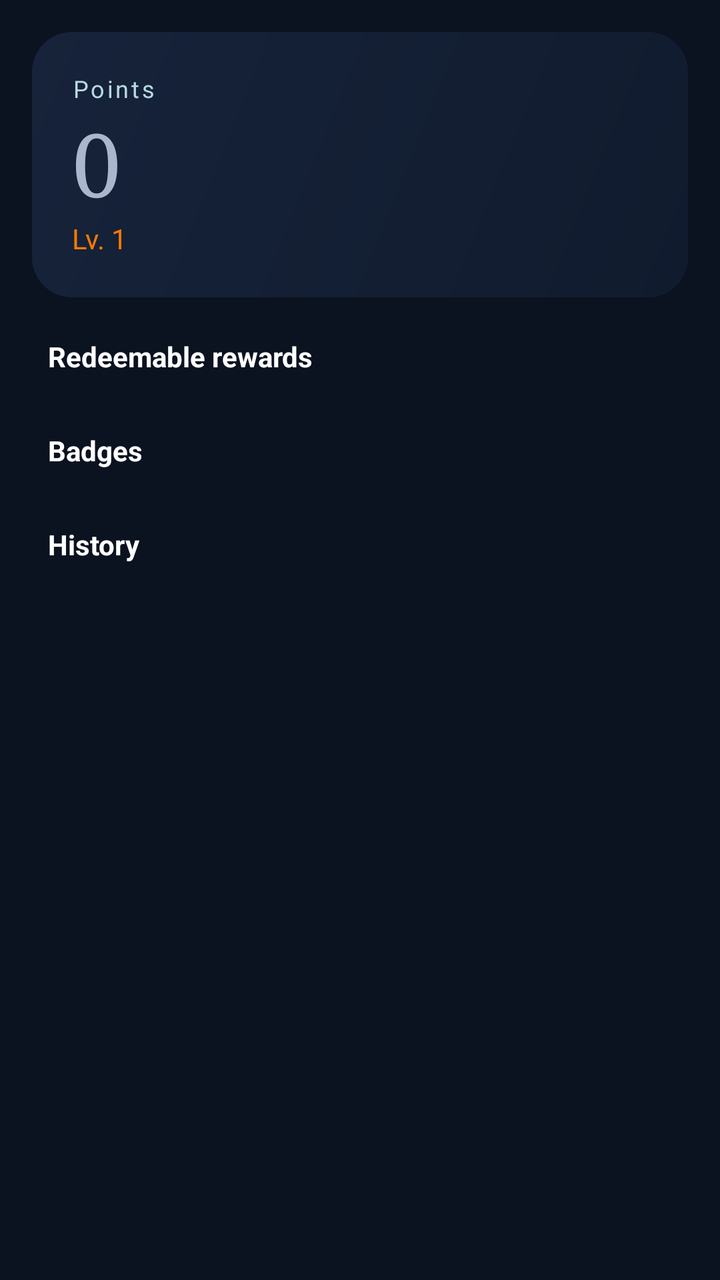
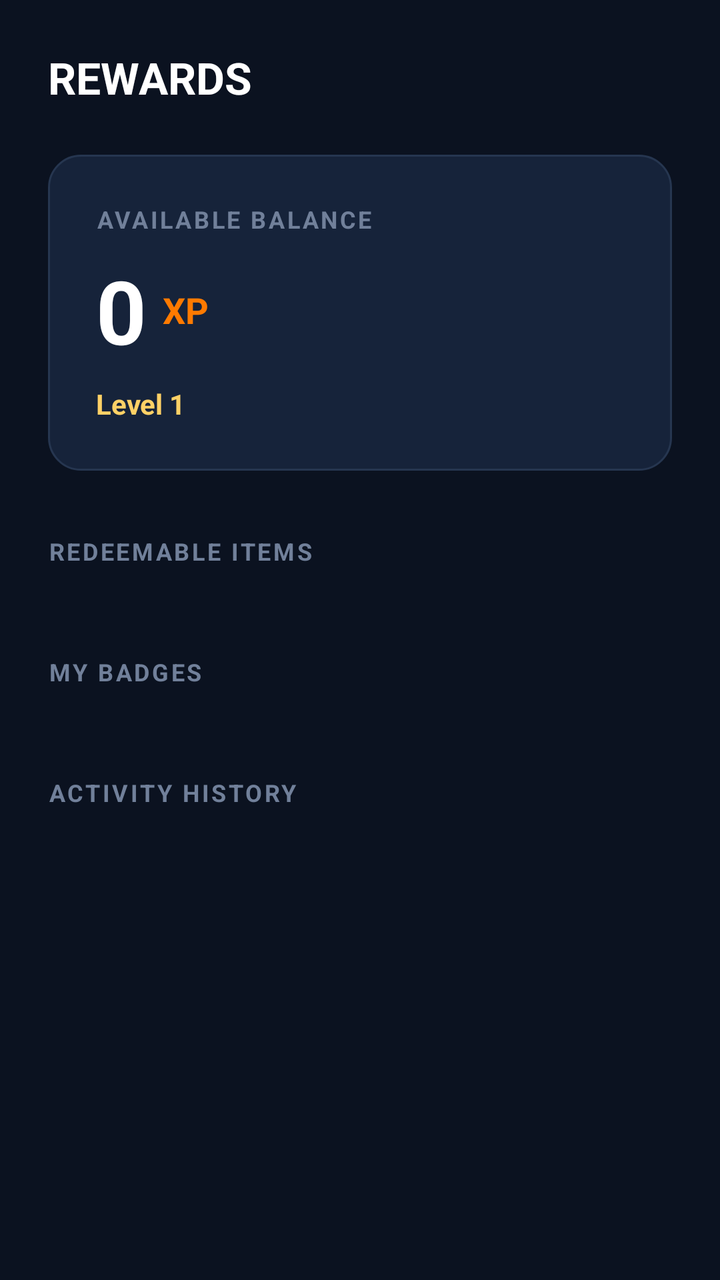

Compare the two renders of this Android layout. The source of the first and the diff that turns it into the second are given below.
<!-- AndroidManifest.xml: application theme Theme.Streakly -->
<!-- res/layout/fragment_rewards.xml -->
<?xml version="1.0" encoding="utf-8"?>
<ScrollView xmlns:android="http://schemas.android.com/apk/res/android"
    android:layout_width="match_parent" android:layout_height="match_parent"
    android:background="@color/background_primary">

    <LinearLayout android:layout_width="match_parent" android:layout_height="wrap_content"
        android:orientation="vertical" android:padding="16dp">

        <LinearLayout android:layout_width="match_parent" android:layout_height="wrap_content"
            android:orientation="vertical" android:background="@drawable/bg_streak_header"
            android:padding="20dp">

            <TextView android:layout_width="wrap_content" android:layout_height="wrap_content"
                android:text="@string/points" android:textColor="#B8D9E0"
                android:textSize="12sp" android:letterSpacing="0.1" />

            <TextView android:id="@+id/tvPoints"
                android:layout_width="wrap_content" android:layout_height="wrap_content"
                android:text="0" android:textSize="44sp"
                android:textColor="@color/sand_050" android:fontFamily="serif" />

            <TextView android:id="@+id/tvLevel"
                android:layout_width="wrap_content" android:layout_height="wrap_content"
                android:text="Lv. 1" android:textColor="@color/flame_500" android:textSize="14sp" />
        </LinearLayout>

        <TextView android:layout_width="wrap_content" android:layout_height="wrap_content"
            android:text="@string/redeemable" android:textColor="@color/text_primary"
            android:textStyle="bold" android:textSize="14sp"
            android:layout_marginTop="20dp" android:layout_marginStart="8dp" />

        <LinearLayout android:id="@+id/containerRewards"
            android:layout_width="match_parent" android:layout_height="wrap_content"
            android:orientation="vertical" android:layout_marginTop="8dp" />

        <TextView android:layout_width="wrap_content" android:layout_height="wrap_content"
            android:text="@string/badges" android:textColor="@color/text_primary"
            android:textStyle="bold" android:textSize="14sp"
            android:layout_marginTop="20dp" android:layout_marginStart="8dp" />

        <HorizontalScrollView android:layout_width="match_parent" android:layout_height="wrap_content"
            android:layout_marginTop="8dp">
            <LinearLayout android:id="@+id/containerBadges"
                android:layout_width="wrap_content" android:layout_height="wrap_content"
                android:orientation="horizontal" />
        </HorizontalScrollView>

        <TextView android:layout_width="wrap_content" android:layout_height="wrap_content"
            android:text="History" android:textColor="@color/text_primary"
            android:textStyle="bold" android:textSize="14sp"
            android:layout_marginTop="20dp" android:layout_marginStart="8dp" />

        <LinearLayout android:id="@+id/containerHistory"
            android:layout_width="match_parent" android:layout_height="wrap_content"
            android:orientation="vertical" android:layout_marginTop="8dp"
            android:layout_marginBottom="24dp" />
    </LinearLayout>
</ScrollView>
<!-- resources referenced by this layout -->
<resources>
  <color name="background_primary">#0B1220</color>
  <color name="flame_500">#FF7A00</color>
  <color name="sand_050">#A9B7CC</color>
  <color name="text_primary">#FFFFFF</color>
  <!-- drawable bg_streak_header (drawable) -->
  <?xml version="1.0" encoding="utf-8"?>
  <shape xmlns:android="http://schemas.android.com/apk/res/android" android:shape="rectangle">
      <gradient android:startColor="@color/teal_800" android:endColor="@color/teal_700" android:angle="135" />
      <corners android:radius="20dp" />
  </shape>
  <string name="badges">Badges</string>
  <string name="points">Points</string>
  <string name="redeemable">Redeemable rewards</string>
  <style name="Theme.Streakly" parent="Base.Theme.Streakly" />
  <color name="teal_800">#111B2E</color>
  <color name="teal_700">#16233A</color>
  <style name="Base.Theme.Streakly" parent="Theme.Material3.DayNight.NoActionBar">
          
          <item name="colorPrimary">@color/primary</item>
          <item name="colorOnPrimary">@color/white</item>
          <item name="colorPrimaryContainer">@color/primary_light</item>
          <item name="colorOnPrimaryContainer">@color/background_primary</item>
  
          <item name="colorSecondary">@color/accent</item>
          <item name="colorOnSecondary">@color/white</item>
  
          <item name="colorSurface">@color/surface_card</item>
          <item name="colorOnSurface">@color/text_primary</item>
          <item name="colorSurfaceVariant">@color/background_secondary</item>
          <item name="colorOnSurfaceVariant">@color/text_secondary</item>
  
          <item name="android:windowBackground">@color/background_primary</item>
          <item name="android:statusBarColor">@color/background_primary</item>
          <item name="android:navigationBarColor">@color/background_secondary</item>
  
          
          <item name="textAppearanceTitleLarge">@style/TextAppearance.Streakly.Title</item>
      </style>
  <color name="primary">#FF7A00</color>
  <color name="white">#FFFFFF</color>
  <color name="primary_light">#FF9F1C</color>
  <color name="accent">#20C7B7</color>
  <color name="surface_card">#16233A</color>
  <color name="background_secondary">#111B2E</color>
  <color name="text_secondary">#A9B7CC</color>
  <style name="TextAppearance.Streakly.Title" parent="TextAppearance.Material3.TitleLarge">
          <item name="android:textColor">@color/text_primary</item>
          <item name="android:textStyle">bold</item>
      </style>
</resources>

<!-- the commit's change to res/layout/fragment_rewards.xml (unified diff, before → after) -->
@@ -1,58 +1,135 @@
 <?xml version="1.0" encoding="utf-8"?>
 <ScrollView xmlns:android="http://schemas.android.com/apk/res/android"
-    android:layout_width="match_parent" android:layout_height="match_parent"
-    android:background="@color/background_primary">
+    xmlns:app="http://schemas.android.com/apk/res-auto"
+    android:layout_width="match_parent"
+    android:layout_height="match_parent"
+    android:background="@color/background_primary"
+    android:fillViewport="true">
 
-    <LinearLayout android:layout_width="match_parent" android:layout_height="wrap_content"
-        android:orientation="vertical" android:padding="16dp">
+    <LinearLayout
+        android:layout_width="match_parent"
+        android:layout_height="wrap_content"
+        android:orientation="vertical"
+        android:padding="24dp">
 
-        <LinearLayout android:layout_width="match_parent" android:layout_height="wrap_content"
-            android:orientation="vertical" android:background="@drawable/bg_streak_header"
-            android:padding="20dp">
+        <TextView
+            android:layout_width="wrap_content"
+            android:layout_height="wrap_content"
+            android:text="REWARDS"
+            android:textColor="@color/text_primary"
+            android:textSize="22sp"
+            android:textStyle="bold" />
 
-            <TextView android:layout_width="wrap_content" android:layout_height="wrap_content"
-                android:text="@string/points" android:textColor="#B8D9E0"
-                android:textSize="12sp" android:letterSpacing="0.1" />
+        <LinearLayout
+            android:layout_width="match_parent"
+            android:layout_height="wrap_content"
+            android:layout_marginTop="24dp"
+            android:background="@drawable/bg_card_dark"
+            android:orientation="vertical"
+            android:padding="24dp">
 
-            <TextView android:id="@+id/tvPoints"
-                android:layout_width="wrap_content" android:layout_height="wrap_content"
-                android:text="0" android:textSize="44sp"
-                android:textColor="@color/sand_050" android:fontFamily="serif" />
+            <TextView
+                android:layout_width="wrap_content"
+                android:layout_height="wrap_content"
+                android:letterSpacing="0.1"
+                android:text="AVAILABLE BALANCE"
+                android:textColor="@color/text_muted"
+                android:textSize="12sp"
+                android:textStyle="bold" />
 
-            <TextView android:id="@+id/tvLevel"
-                android:layout_width="wrap_content" android:layout_height="wrap_content"
-                android:text="Lv. 1" android:textColor="@color/flame_500" android:textSize="14sp" />
+            <LinearLayout
+                android:layout_width="wrap_content"
+                android:layout_height="wrap_content"
+                android:layout_marginTop="8dp"
+                android:gravity="center_vertical"
+                android:orientation="horizontal">
+
+                <TextView
+                    android:id="@+id/tvPoints"
+                    android:layout_width="wrap_content"
+                    android:layout_height="wrap_content"
+                    android:text="0"
+                    android:textColor="@color/text_primary"
+                    android:textSize="44sp"
+                    android:textStyle="bold" />
+
+                <TextView
+                    android:layout_width="wrap_content"
+                    android:layout_height="wrap_content"
+                    android:layout_marginStart="8dp"
+                    android:text="XP"
+                    android:textColor="@color/primary"
+                    android:textSize="18sp"
+                    android:textStyle="bold" />
+            </LinearLayout>
+
+            <TextView
+                android:id="@+id/tvLevel"
+                android:layout_width="wrap_content"
+                android:layout_height="wrap_content"
+                android:layout_marginTop="8dp"
+                android:text="Level 1"
+                android:textColor="@color/flame_yellow"
+                android:textSize="14sp"
+                android:textStyle="bold" />
         </LinearLayout>
 
-        <TextView android:layout_width="wrap_content" android:layout_height="wrap_content"
-            android:text="@string/redeemable" android:textColor="@color/text_primary"
-            android:textStyle="bold" android:textSize="14sp"
-            android:layout_marginTop="20dp" android:layout_marginStart="8dp" />
+        <TextView
+            android:layout_width="wrap_content"
+            android:layout_height="wrap_content"
+            android:layout_marginTop="32dp"
+            android:letterSpacing="0.1"
+            android:text="REDEEMABLE ITEMS"
+            android:textColor="@color/text_muted"
+            android:textSize="12sp"
+            android:textStyle="bold" />
 
-        <LinearLayout android:id="@+id/containerRewards"
-            android:layout_width="match_parent" android:layout_height="wrap_content"
-            android:orientation="vertical" android:layout_marginTop="8dp" />
+        <LinearLayout
+            android:id="@+id/containerRewards"
+            android:layout_width="match_parent"
+            android:layout_height="wrap_content"
+            android:layout_marginTop="12dp"
+            android:orientation="vertical" />
 
-        <TextView android:layout_width="wrap_content" android:layout_height="wrap_content"
-            android:text="@string/badges" android:textColor="@color/text_primary"
-            android:textStyle="bold" android:textSize="14sp"
-            android:layout_marginTop="20dp" android:layout_marginStart="8dp" />
+        <TextView
+            android:layout_width="wrap_content"
+            android:layout_height="wrap_content"
+            android:layout_marginTop="32dp"
+            android:letterSpacing="0.1"
+            android:text="MY BADGES"
+            android:textColor="@color/text_muted"
+            android:textSize="12sp"
+            android:textStyle="bold" />
 
-        <HorizontalScrollView android:layout_width="match_parent" android:layout_height="wrap_content"
-            android:layout_marginTop="8dp">
-            <LinearLayout android:id="@+id/containerBadges"
-                android:layout_width="wrap_content" android:layout_height="wrap_content"
+        <HorizontalScrollView
+            android:layout_width="match_parent"
+            android:layout_height="wrap_content"
+            android:layout_marginTop="12dp"
+            android:scrollbars="none">
+
+            <LinearLayout
+                android:id="@+id/containerBadges"
+                android:layout_width="wrap_content"
+                android:layout_height="wrap_content"
                 android:orientation="horizontal" />
         </HorizontalScrollView>
 
-        <TextView android:layout_width="wrap_content" android:layout_height="wrap_content"
-            android:text="History" android:textColor="@color/text_primary"
-            android:textStyle="bold" android:textSize="14sp"
-            android:layout_marginTop="20dp" android:layout_marginStart="8dp" />
+        <TextView
+            android:layout_width="wrap_content"
+            android:layout_height="wrap_content"
+            android:layout_marginTop="32dp"
+            android:letterSpacing="0.1"
+            android:text="ACTIVITY HISTORY"
+            android:textColor="@color/text_muted"
+            android:textSize="12sp"
+            android:textStyle="bold" />
 
-        <LinearLayout android:id="@+id/containerHistory"
-            android:layout_width="match_parent" android:layout_height="wrap_content"
-            android:orientation="vertical" android:layout_marginTop="8dp"
-            android:layout_marginBottom="24dp" />
+        <LinearLayout
+            android:id="@+id/containerHistory"
+            android:layout_width="match_parent"
+            android:layout_height="wrap_content"
+            android:layout_marginTop="12dp"
+            android:layout_marginBottom="32dp"
+            android:orientation="vertical" />
     </LinearLayout>
 </ScrollView>
<!-- resource entries referenced after the edit -->
@@ -1,21 +1,16 @@
 <!-- resources referenced by this layout -->
 <resources>
   <color name="background_primary">#0B1220</color>
-  <color name="flame_500">#FF7A00</color>
-  <color name="sand_050">#A9B7CC</color>
+  <color name="flame_yellow">#FFD166</color>
   <color name="text_primary">#FFFFFF</color>
-  <!-- drawable bg_streak_header (drawable) -->
+  <!-- drawable bg_card_dark (drawable) -->
   <?xml version="1.0" encoding="utf-8"?>
   <shape xmlns:android="http://schemas.android.com/apk/res/android" android:shape="rectangle">
-      <gradient android:startColor="@color/teal_800" android:endColor="@color/teal_700" android:angle="135" />
-      <corners android:radius="20dp" />
+      <solid android:color="@color/surface_card" />
+      <corners android:radius="16dp" />
+      <stroke android:width="1dp" android:color="@color/divider" />
   </shape>
-  <string name="badges">Badges</string>
-  <string name="points">Points</string>
-  <string name="redeemable">Redeemable rewards</string>
   <style name="Theme.Streakly" parent="Base.Theme.Streakly" />
-  <color name="teal_800">#111B2E</color>
-  <color name="teal_700">#16233A</color>
   <style name="Base.Theme.Streakly" parent="Theme.Material3.DayNight.NoActionBar">
           
           <item name="colorPrimary">@color/primary</item>
@@ -36,18 +31,30 @@
           <item name="android:navigationBarColor">@color/background_secondary</item>
   
           
+          <item name="bottomNavigationStyle">@style/Widget.Streakly.BottomNavigationView</item>
+  
+          
           <item name="textAppearanceTitleLarge">@style/TextAppearance.Streakly.Title</item>
       </style>
   <color name="primary">#FF7A00</color>
+  <color name="text_muted">#71809A</color>
   <color name="white">#FFFFFF</color>
   <color name="primary_light">#FF9F1C</color>
   <color name="accent">#20C7B7</color>
   <color name="surface_card">#16233A</color>
+  <color name="divider">#263650</color>
   <color name="background_secondary">#111B2E</color>
   <color name="text_secondary">#A9B7CC</color>
+  <style name="Widget.Streakly.BottomNavigationView" parent="Widget.Material3.BottomNavigationView">
+          <item name="backgroundTint">@color/background_secondary</item>
+          <item name="itemIconTint">@color/selector_nav_items</item>
+          <item name="itemTextColor">@color/selector_nav_items</item>
+          <item name="itemRippleColor">@color/transparent</item>
+      </style>
   <style name="TextAppearance.Streakly.Title" parent="TextAppearance.Material3.TitleLarge">
           <item name="android:textColor">@color/text_primary</item>
           <item name="android:textStyle">bold</item>
       </style>
+  <color name="transparent">#00000000</color>
 </resources>
 
